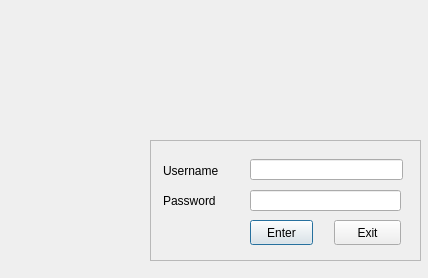
thamizha/angadi, file src/logindialog.ui: the form before one commit.
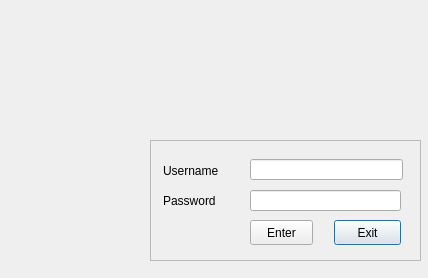
The form after the commit.

Diff of the .ui file:
```diff
--- a/src/logindialog.ui
+++ b/src/logindialog.ui
@@ -108,6 +108,9 @@
     <property name="text">
      <string>Exit</string>
     </property>
+    <property name="default">
+     <bool>true</bool>
+    </property>
    </widget>
   </widget>
  </widget>
```
